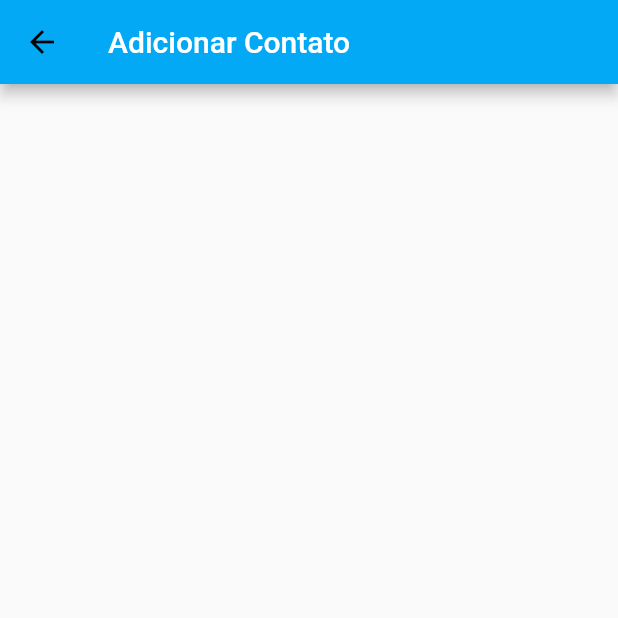
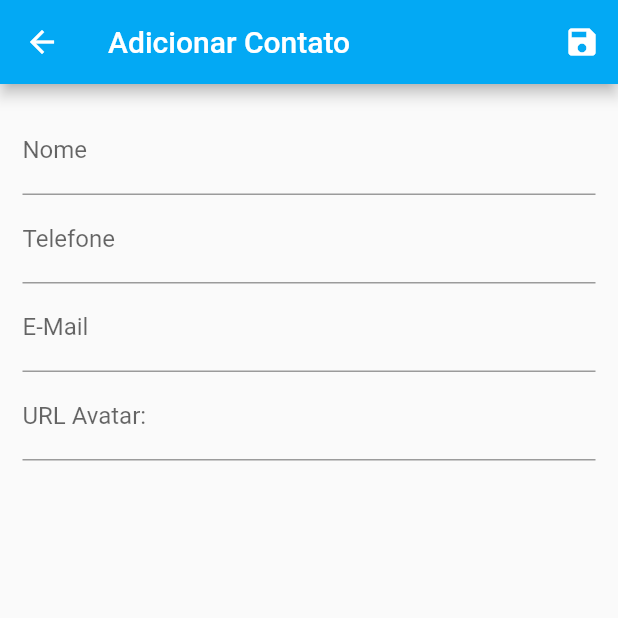
Before and after one commit to isaacscardoso/address-book-app, a Flutter app: the UserForm screen opened by its route, on a phone screen of 412 x 824 dp, the top half of it. Run offline on Flutter 3.47's test engine with Material 2 defaults, Android fonts, the phone set to English and light mode, and no system bars; network calls fail.

Commit message:
Implementing contact registration.

```diff
--- a/lib/main.dart
+++ b/lib/main.dart
@@ -27,7 +27,7 @@ class MyApp extends StatelessWidget {
       // home: const MyHomePage(),
       routes: {
         AppRoutes.home: (_) => const MyHomePage(),
-        AppRoutes.userForm: (_) => const UserForm()
+        AppRoutes.userForm: (_) => UserForm()
       },
     );
   }
--- a/lib/provider/user_provider.dart
+++ b/lib/provider/user_provider.dart
@@ -19,7 +19,7 @@ class UserProvider with ChangeNotifier {
   }
 
   void put(User user) {
-    if (user.id.isNotEmpty && _items.containsKey(user.id)) {
+    if (user.id.trim().isNotEmpty && _items.containsKey(user.id)) {
       _items.update(
         user.id,
         (_) => User(
--- a/lib/views/user_form.dart
+++ b/lib/views/user_form.dart
@@ -1,15 +1,92 @@
+import 'package:address_book_app/provider/user_provider.dart';
 import 'package:flutter/material.dart';
+import 'package:provider/provider.dart';
+import 'package:address_book_app/models/user.dart';
 
 class UserForm extends StatelessWidget {
-  const UserForm({Key? key}) : super(key: key);
+  UserForm({Key? key}) : super(key: key);
+
+  final _formulary = GlobalKey<FormState>();
+  final Map<String, String> _formularyData = {};
 
   @override
   Widget build(BuildContext context) {
-    return Scaffold(
-      appBar: AppBar(
-        title: const Text(
-          'Adicionar Contato',
-          style: TextStyle(color: Colors.white),
+    return SafeArea(
+      child: Scaffold(
+        appBar: AppBar(
+          iconTheme: const IconThemeData(color: Colors.white),
+          title: const Text(
+            'Adicionar Contato',
+            style: TextStyle(color: Colors.white),
+          ),
+          actions: <Widget>[
+            IconButton(
+              onPressed: () {
+                if (_formulary.currentState!.validate()) {
+                  _formulary.currentState?.save();
+
+                  Provider.of<UserProvider>(context, listen: false).put(
+                    User(
+                      id: _formularyData['id'] ?? '',
+                      name: _formularyData['name']!,
+                      phone: _formularyData['phone']!,
+                      email: _formularyData['email'],
+                      avatarUrl: _formularyData['avatarUrl'],
+                    ),
+                  );
+
+                  Navigator.of(context).pop();
+                }
+              },
+              icon: const Icon(
+                Icons.save,
+                color: Colors.white,
+              ),
+            ),
+          ],
+        ),
+        body: Padding(
+          padding: const EdgeInsets.only(top: 15, left: 15, right: 15),
+          child: Form(
+            key: _formulary,
+            child: Column(
+              mainAxisSize: MainAxisSize.min,
+              children: <Widget>[
+                TextFormField(
+                  decoration: const InputDecoration(labelText: 'Nome'),
+                  validator: (value) {
+                    if (value!.trim().isEmpty) {
+                      return 'Preencha o campo Nome.';
+                    }
+                    return null;
+                  },
+                  onSaved: (value) => _formularyData['name'] = value!,
+                ),
+                TextFormField(
+                  decoration: const InputDecoration(labelText: 'Telefone'),
+                  keyboardType: TextInputType.phone,
+                  validator: (value) {
+                    if (value!.isEmpty) {
+                      return 'Preencha o campo Telefone.';
+                    } else if (value.length < 10 || value.length > 13) {
+                      return 'Telefone inválido.';
+                    }
+                    return null;
+                  },
+                  onSaved: (value) => _formularyData['phone'] = value!,
+                ),
+                TextFormField(
+                  decoration: const InputDecoration(labelText: 'E-Mail'),
+                  keyboardType: TextInputType.emailAddress,
+                  onSaved: (value) => _formularyData['email'] = value!,
+                ),
+                TextFormField(
+                  decoration: const InputDecoration(labelText: 'URL Avatar:'),
+                  onSaved: (value) => _formularyData['avatarUrl'] = value!,
+                ),
+              ],
+            ),
+          ),
         ),
       ),
     );
```
